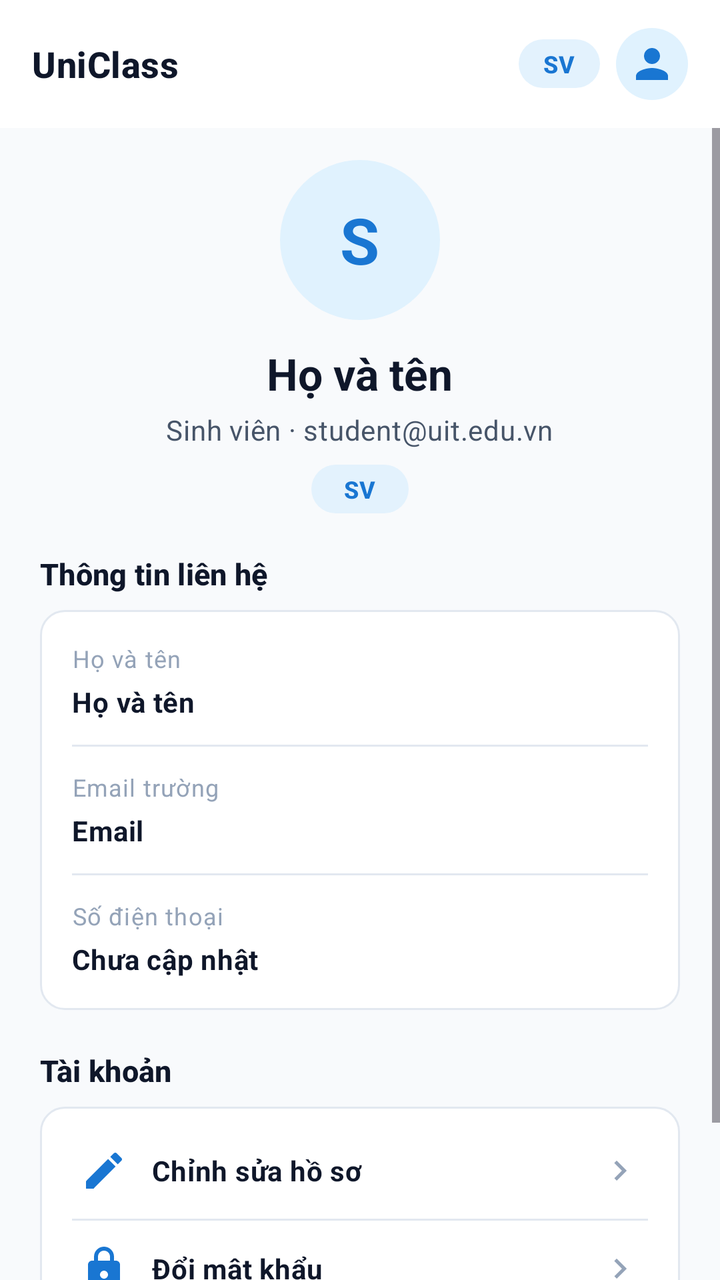
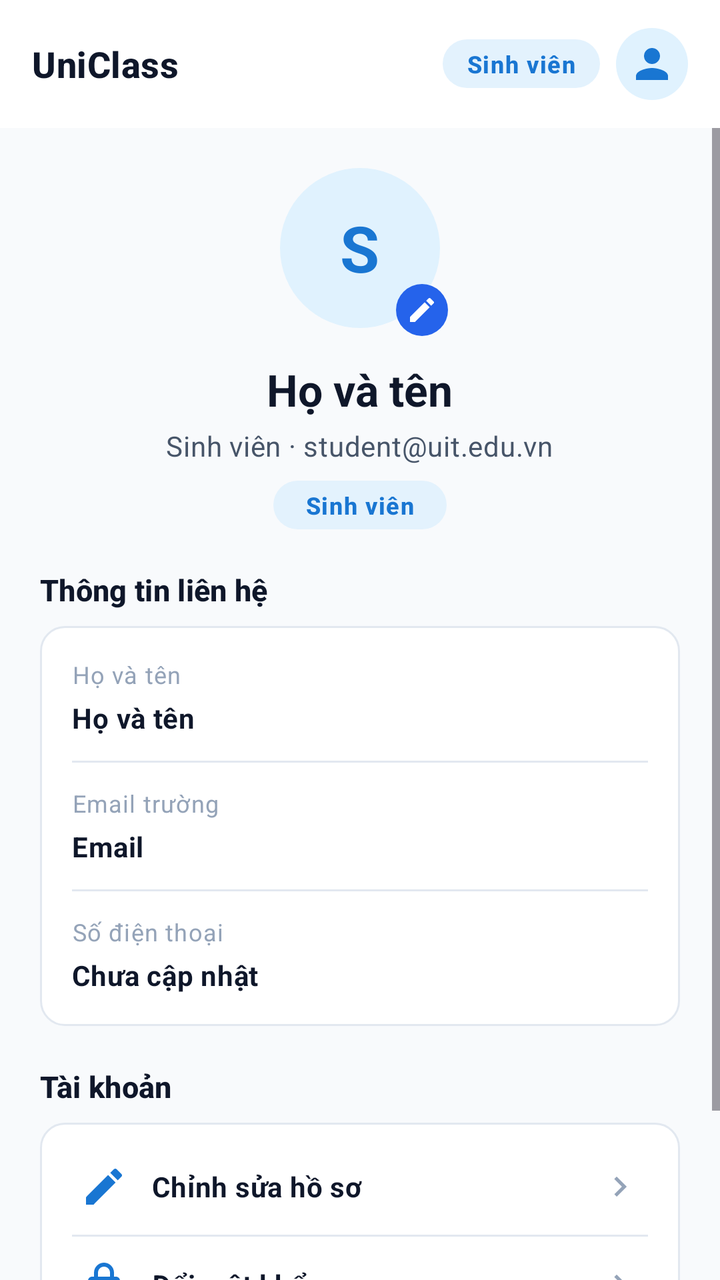

Screens rendered from an Android XML layout before and after an edit, with the pre-edit source and the edit as a unified diff.
<!-- AndroidManifest.xml: application theme Theme.UniClassApp -->
<!-- res/layout/fragment_student_profile.xml -->
<?xml version="1.0" encoding="utf-8"?>
<LinearLayout xmlns:android="http://schemas.android.com/apk/res/android"
    xmlns:app="http://schemas.android.com/apk/res-auto"
    android:layout_width="match_parent"
    android:layout_height="match_parent"
    android:background="@color/color_background"
    android:orientation="vertical">

    <include
        android:id="@+id/topAppBar"
        layout="@layout/view_top_app_bar" />

    <ScrollView
        android:layout_width="match_parent"
        android:layout_height="0dp"
        android:layout_weight="1"
        android:clipToPadding="false"
        android:fillViewport="true">

        <LinearLayout
            android:layout_width="match_parent"
            android:layout_height="wrap_content"
            android:orientation="vertical"
            android:paddingHorizontal="@dimen/space_20"
            android:paddingVertical="@dimen/space_16">

            
            <LinearLayout
                android:layout_width="match_parent"
                android:layout_height="wrap_content"
                android:gravity="center_horizontal"
                android:orientation="vertical">

                <FrameLayout
                    android:layout_width="80dp"
                    android:layout_height="80dp"
                    android:background="@drawable/bg_circle_aura">

                    <ImageView
                        android:id="@+id/ivAvatarProfile"
                        android:layout_width="match_parent"
                        android:layout_height="match_parent"
                        android:contentDescription="@string/desc_avatar"
                        android:visibility="gone" />

                    <TextView
                        android:id="@+id/tvAvatarInitial"
                        android:layout_width="wrap_content"
                        android:layout_height="wrap_content"
                        android:layout_gravity="center"
                        android:text="S"
                        android:textColor="@color/color_primary"
                        android:textSize="32sp"
                        android:textStyle="bold" />
                </FrameLayout>

                <TextView
                    android:id="@+id/tvFullName"
                    style="@style/TextAppearance.EduLens.Headline"
                    android:layout_width="wrap_content"
                    android:layout_height="wrap_content"
                    android:layout_marginTop="@dimen/space_12"
                    android:gravity="center"
                    android:text="@string/fullname_label" />

                <TextView
                    android:id="@+id/tvUserSubtitle"
                    style="@style/TextAppearance.EduLens.Body"
                    android:layout_width="wrap_content"
                    android:layout_height="wrap_content"
                    android:layout_marginTop="@dimen/space_4"
                    android:gravity="center"
                    android:text="Sinh viên · student@uit.edu.vn"
                    android:textColor="@color/text_secondary" />

                <TextView
                    android:id="@+id/tvRoleBadge"
                    style="@style/TextAppearance.EduLens.Badge"
                    android:layout_width="wrap_content"
                    android:layout_height="wrap_content"
                    android:layout_marginTop="@dimen/space_8"
                    android:background="@drawable/bg_badge_pill"
                    android:paddingHorizontal="@dimen/space_16"
                    android:paddingVertical="@dimen/space_4"
                    android:text="@string/role_badge_student"
                    android:textColor="@color/color_primary" />
            </LinearLayout>

            
            <TextView
                style="@style/TextAppearance.EduLens.Subtitle"
                android:layout_width="match_parent"
                android:layout_height="wrap_content"
                android:layout_marginTop="@dimen/space_20"
                android:text="@string/profile_contact_info"
                android:textColor="@color/text_primary" />

            <LinearLayout
                android:layout_width="match_parent"
                android:layout_height="wrap_content"
                android:layout_marginTop="@dimen/space_8"
                android:background="@drawable/bg_surface_card"
                android:orientation="vertical"
                android:padding="@dimen/space_16">

                
                <TextView
                    style="@style/TextAppearance.EduLens.Caption"
                    android:layout_width="match_parent"
                    android:layout_height="wrap_content"
                    android:text="@string/profile_fullname_caption"
                    android:textColor="@color/text_muted" />

                <TextView
                    android:id="@+id/tvContactFullName"
                    style="@style/TextAppearance.EduLens.Body"
                    android:layout_width="match_parent"
                    android:layout_height="wrap_content"
                    android:layout_marginTop="@dimen/space_4"
                    android:text="@string/fullname_label"
                    android:textColor="@color/text_primary"
                    android:textStyle="bold" />

                <View
                    android:layout_width="match_parent"
                    android:layout_height="1dp"
                    android:layout_marginVertical="@dimen/space_12"
                    android:background="@color/outline_border" />

                
                <TextView
                    style="@style/TextAppearance.EduLens.Caption"
                    android:layout_width="match_parent"
                    android:layout_height="wrap_content"
                    android:text="@string/profile_email_caption"
                    android:textColor="@color/text_muted" />

                <TextView
                    android:id="@+id/tvContactEmail"
                    style="@style/TextAppearance.EduLens.Body"
                    android:layout_width="match_parent"
                    android:layout_height="wrap_content"
                    android:layout_marginTop="@dimen/space_4"
                    android:text="@string/email_label"
                    android:textColor="@color/text_primary"
                    android:textStyle="bold" />

                <View
                    android:layout_width="match_parent"
                    android:layout_height="1dp"
                    android:layout_marginVertical="@dimen/space_12"
                    android:background="@color/outline_border" />

                
                <TextView
                    style="@style/TextAppearance.EduLens.Caption"
                    android:layout_width="match_parent"
                    android:layout_height="wrap_content"
                    android:text="@string/profile_phone_caption"
                    android:textColor="@color/text_muted" />

                <TextView
                    android:id="@+id/tvContactPhone"
                    style="@style/TextAppearance.EduLens.Body"
                    android:layout_width="match_parent"
                    android:layout_height="wrap_content"
                    android:layout_marginTop="@dimen/space_4"
                    android:text="@string/profile_not_set"
                    android:textColor="@color/text_primary"
                    android:textStyle="bold" />
            </LinearLayout>

            
            <TextView
                style="@style/TextAppearance.EduLens.Subtitle"
                android:layout_width="match_parent"
                android:layout_height="wrap_content"
                android:layout_marginTop="@dimen/space_20"
                android:text="@string/profile_account_actions"
                android:textColor="@color/text_primary" />

            <LinearLayout
                android:layout_width="match_parent"
                android:layout_height="wrap_content"
                android:layout_marginTop="@dimen/space_8"
                android:background="@drawable/bg_surface_card"
                android:orientation="vertical"
                android:padding="@dimen/space_8">

                
                <LinearLayout
                    android:id="@+id/rowEditProfile"
                    android:layout_width="match_parent"
                    android:layout_height="wrap_content"
                    android:background="?attr/selectableItemBackground"
                    android:clickable="true"
                    android:focusable="true"
                    android:gravity="center_vertical"
                    android:orientation="horizontal"
                    android:padding="@dimen/space_12">

                    <ImageView
                        android:layout_width="24dp"
                        android:layout_height="24dp"
                        android:contentDescription="@null"
                        android:src="@drawable/ic_edit"
                        app:tint="@color/color_primary" />

                    <TextView
                        style="@style/TextAppearance.EduLens.Body"
                        android:layout_width="0dp"
                        android:layout_height="wrap_content"
                        android:layout_marginStart="@dimen/space_12"
                        android:layout_weight="1"
                        android:text="@string/action_edit_profile"
                        android:textColor="@color/text_primary"
                        android:textStyle="bold" />

                    <ImageView
                        android:layout_width="20dp"
                        android:layout_height="20dp"
                        android:contentDescription="@null"
                        android:src="@drawable/ic_chevron_right"
                        app:tint="@color/text_muted" />
                </LinearLayout>

                <View
                    android:layout_width="match_parent"
                    android:layout_height="1dp"
                    android:layout_marginHorizontal="@dimen/space_8"
                    android:background="@color/outline_border" />

                
                <LinearLayout
                    android:id="@+id/rowChangePassword"
                    android:layout_width="match_parent"
                    android:layout_height="wrap_content"
                    android:background="?attr/selectableItemBackground"
                    android:clickable="true"
                    android:focusable="true"
                    android:gravity="center_vertical"
                    android:orientation="horizontal"
                    android:padding="@dimen/space_12">

                    <ImageView
                        android:layout_width="24dp"
                        android:layout_height="24dp"
                        android:contentDescription="@null"
                        android:src="@drawable/ic_lock"
                        app:tint="@color/color_primary" />

                    <TextView
                        style="@style/TextAppearance.EduLens.Body"
                        android:layout_width="0dp"
                        android:layout_height="wrap_content"
                        android:layout_marginStart="@dimen/space_12"
                        android:layout_weight="1"
                        android:text="@string/action_change_password"
                        android:textColor="@color/text_primary"
                        android:textStyle="bold" />

                    <ImageView
                        android:layout_width="20dp"
                        android:layout_height="20dp"
                        android:contentDescription="@null"
                        android:src="@drawable/ic_chevron_right"
                        app:tint="@color/text_muted" />
                </LinearLayout>

                <View
                    android:layout_width="match_parent"
                    android:layout_height="1dp"
                    android:layout_marginHorizontal="@dimen/space_8"
                    android:background="@color/outline_border" />

                
                <LinearLayout
                    android:id="@+id/rowLogout"
                    android:layout_width="match_parent"
                    android:layout_height="wrap_content"
                    android:background="?attr/selectableItemBackground"
                    android:clickable="true"
                    android:focusable="true"
                    android:gravity="center_vertical"
                    android:orientation="horizontal"
                    android:padding="@dimen/space_12">

                    <ImageView
                        android:layout_width="24dp"
                        android:layout_height="24dp"
                        android:contentDescription="@null"
                        android:src="@drawable/ic_logout"
                        app:tint="@color/color_error" />

                    <TextView
                        style="@style/TextAppearance.EduLens.Body"
                        android:layout_width="0dp"
                        android:layout_height="wrap_content"
                        android:layout_marginStart="@dimen/space_12"
                        android:layout_weight="1"
                        android:text="@string/action_logout"
                        android:textColor="@color/color_error"
                        android:textStyle="bold" />
                </LinearLayout>
            </LinearLayout>

        </LinearLayout>
    </ScrollView>
</LinearLayout>
<!-- res/layout/view_top_app_bar.xml (included above) -->
<?xml version="1.0" encoding="utf-8"?>
<LinearLayout xmlns:android="http://schemas.android.com/apk/res/android"
    xmlns:app="http://schemas.android.com/apk/res-auto"
    android:id="@+id/topAppBarRoot"
    android:layout_width="match_parent"
    android:layout_height="@dimen/top_app_bar_height"
    android:background="@color/color_surface"
    android:gravity="center_vertical"
    android:orientation="horizontal"
    android:paddingHorizontal="@dimen/space_16">

    <ImageButton
        android:id="@+id/ivBack"
        android:layout_width="36dp"
        android:layout_height="36dp"
        android:layout_marginEnd="@dimen/space_8"
        android:background="?attr/selectableItemBackgroundBorderless"
        android:contentDescription="@string/desc_back_button"
        android:src="@drawable/ic_arrow_back"
        android:visibility="gone" />

    <TextView
        android:id="@+id/tvTitle"
        style="@style/TextAppearance.EduLens.Title"
        android:layout_width="0dp"
        android:layout_height="wrap_content"
        android:layout_weight="1"
        android:ellipsize="end"
        android:maxLines="1"
        android:text="@string/edu_lens_title" />

    <TextView
        android:id="@+id/tvRoleBadge"
        style="@style/TextAppearance.EduLens.Badge"
        android:layout_width="wrap_content"
        android:layout_height="wrap_content"
        android:layout_marginEnd="@dimen/space_8"
        android:background="@drawable/bg_badge_pill"
        android:paddingHorizontal="@dimen/space_12"
        android:paddingVertical="@dimen/space_4"
        android:text="@string/role_badge_student"
        android:textColor="@color/color_primary" />

    <ImageView
        android:id="@+id/ivAvatar"
        android:layout_width="36dp"
        android:layout_height="36dp"
        android:background="@drawable/bg_circle_aura"
        android:contentDescription="@string/desc_avatar"
        android:padding="6dp"
        android:src="@drawable/ic_person_outline"
        app:tint="@color/color_primary" />
</LinearLayout>
<!-- resources referenced by this layout -->
<resources>
  <color name="color_background">#F8FAFC</color>
  <color name="color_error">#DC2626</color>
  <color name="color_primary">#1976D2</color>
  <color name="color_surface">#FFFFFF</color>
  <color name="outline_border">#E2E8F0</color>
  <color name="text_muted">#94A3B8</color>
  <color name="text_primary">#0F172A</color>
  <color name="text_secondary">#475569</color>
  <dimen name="space_12">12dp</dimen>
  <dimen name="space_16">16dp</dimen>
  <dimen name="space_20">20dp</dimen>
  <dimen name="space_4">4dp</dimen>
  <dimen name="space_8">8dp</dimen>
  <dimen name="top_app_bar_height">64dp</dimen>
  <!-- drawable bg_circle_aura (drawable) -->
  <?xml version="1.0" encoding="utf-8"?>
  <shape xmlns:android="http://schemas.android.com/apk/res/android"
      android:shape="oval">
      <solid android:color="#E0F2FE"/>
  </shape>
  <string name="action_change_password">Đổi mật khẩu</string>
  <string name="action_edit_profile">Chỉnh sửa hồ sơ</string>
  <string name="action_logout">Đăng xuất</string>
  <string name="desc_avatar">Ảnh đại diện</string>
  <string name="desc_back_button">Nút quay lại</string>
  <string name="edu_lens_title">UniClass</string>
  <string name="email_label">Email</string>
  <string name="fullname_label">Họ và tên</string>
  <string name="profile_account_actions">Tài khoản</string>
  <string name="profile_contact_info">Thông tin liên hệ</string>
  <string name="profile_email_caption">Email trường</string>
  <string name="profile_fullname_caption">Họ và tên</string>
  <string name="profile_not_set">Chưa cập nhật</string>
  <string name="profile_phone_caption">Số điện thoại</string>
  <string name="role_badge_student">SV</string>
  <style name="TextAppearance.EduLens.Badge" parent="TextAppearance.Material3.LabelSmall">
          <item name="android:textSize">12sp</item>
          <item name="android:textStyle">bold</item>
      </style>
  <style name="TextAppearance.EduLens.Body" parent="TextAppearance.Material3.BodyMedium">
          <item name="android:textSize">14sp</item>
          <item name="android:textStyle">normal</item>
          <item name="android:textColor">@color/text_secondary</item>
      </style>
  <style name="TextAppearance.EduLens.Caption" parent="TextAppearance.Material3.BodySmall">
          <item name="android:textSize">12sp</item>
          <item name="android:textStyle">normal</item>
          <item name="android:textColor">@color/text_secondary</item>
      </style>
  <style name="TextAppearance.EduLens.Headline" parent="TextAppearance.Material3.HeadlineSmall">
          <item name="android:textSize">22sp</item>
          <item name="android:textStyle">bold</item>
          <item name="android:textColor">@color/text_primary</item>
      </style>
  <style name="TextAppearance.EduLens.Subtitle" parent="TextAppearance.Material3.TitleSmall">
          <item name="android:textSize">15sp</item>
          <item name="android:textStyle">bold</item>
          <item name="android:textColor">@color/text_primary</item>
      </style>
  <style name="TextAppearance.EduLens.Title" parent="TextAppearance.Material3.TitleMedium">
          <item name="android:textSize">18sp</item>
          <item name="android:textStyle">bold</item>
          <item name="android:textColor">@color/text_primary</item>
      </style>
  <style name="Theme.UniClassApp" parent="Base.Theme.UniClassApp" />
  <color name="color_primary_container">#E3F2FD</color>
  <dimen name="radius_pill">999dp</dimen>
  <dimen name="radius_md">12dp</dimen>
  <color name="color_secondary">#0288D1</color>
  <color name="color_secondary_container">#E0F2FE</color>
  <!-- unchanged entries left out for length: 9 -->
</resources>

<!-- the commit's change to res/layout/fragment_student_profile.xml (unified diff, before → after) -->
@@ -32,26 +32,55 @@
                 android:orientation="vertical">
 
                 <FrameLayout
-                    android:layout_width="80dp"
-                    android:layout_height="80dp"
-                    android:background="@drawable/bg_circle_aura">
-
-                    <ImageView
-                        android:id="@+id/ivAvatarProfile"
-                        android:layout_width="match_parent"
-                        android:layout_height="match_parent"
-                        android:contentDescription="@string/desc_avatar"
+                    android:id="@+id/layoutAvatarContainer"
+                    android:layout_width="88dp"
+                    android:layout_height="88dp"
+                    android:clickable="true"
+                    android:focusable="true"
+                    android:foreground="?attr/selectableItemBackgroundBorderless">
+
+                    <FrameLayout
+                        android:layout_width="80dp"
+                        android:layout_height="80dp"
+                        android:layout_gravity="center"
+                        android:background="@drawable/bg_circle_aura">
+
+                        <ImageView
+                            android:id="@+id/ivAvatarProfile"
+                            android:layout_width="match_parent"
+                            android:layout_height="match_parent"
+                            android:contentDescription="@string/desc_avatar"
+                            android:scaleType="centerCrop"
+                            android:visibility="gone" />
+
+                        <TextView
+                            android:id="@+id/tvAvatarInitial"
+                            android:layout_width="wrap_content"
+                            android:layout_height="wrap_content"
+                            android:layout_gravity="center"
+                            android:text="S"
+                            android:textColor="@color/color_primary"
+                            android:textSize="32sp"
+                            android:textStyle="bold" />
+                    </FrameLayout>
+
+                    <ImageView
+                        android:layout_width="26dp"
+                        android:layout_height="26dp"
+                        android:layout_gravity="bottom|end"
+                        android:background="@drawable/bg_circle_blue"
+                        android:contentDescription="Thay đổi ảnh đại diện"
+                        android:padding="5dp"
+                        android:src="@drawable/ic_edit"
+                        app:tint="@color/white" />
+
+                    <ProgressBar
+                        android:id="@+id/pbAvatarLoading"
+                        android:layout_width="32dp"
+                        android:layout_height="32dp"
+                        android:layout_gravity="center"
+                        android:indeterminateTint="@color/color_primary"
                         android:visibility="gone" />
-
-                    <TextView
-                        android:id="@+id/tvAvatarInitial"
-                        android:layout_width="wrap_content"
-                        android:layout_height="wrap_content"
-                        android:layout_gravity="center"
-                        android:text="S"
-                        android:textColor="@color/color_primary"
-                        android:textSize="32sp"
-                        android:textStyle="bold" />
                 </FrameLayout>
 
                 <TextView
<!-- resource entries referenced after the edit -->
@@ -8,6 +8,7 @@
   <color name="text_muted">#94A3B8</color>
   <color name="text_primary">#0F172A</color>
   <color name="text_secondary">#475569</color>
+  <color name="white">#FFFFFFFF</color>
   <dimen name="space_12">12dp</dimen>
   <dimen name="space_16">16dp</dimen>
   <dimen name="space_20">20dp</dimen>
@@ -19,6 +20,12 @@
   <shape xmlns:android="http://schemas.android.com/apk/res/android"
       android:shape="oval">
       <solid android:color="#E0F2FE"/>
+  </shape>
+  <!-- drawable bg_circle_blue (drawable) -->
+  <?xml version="1.0" encoding="utf-8"?>
+  <shape xmlns:android="http://schemas.android.com/apk/res/android"
+      android:shape="oval">
+      <solid android:color="#2563EB"/>
   </shape>
   <string name="action_change_password">Đổi mật khẩu</string>
   <string name="action_edit_profile">Chỉnh sửa hồ sơ</string>
@@ -34,7 +41,7 @@
   <string name="profile_fullname_caption">Họ và tên</string>
   <string name="profile_not_set">Chưa cập nhật</string>
   <string name="profile_phone_caption">Số điện thoại</string>
-  <string name="role_badge_student">SV</string>
+  <string name="role_badge_student">Sinh viên</string>
   <style name="TextAppearance.EduLens.Badge" parent="TextAppearance.Material3.LabelSmall">
           <item name="android:textSize">12sp</item>
           <item name="android:textStyle">bold</item>
